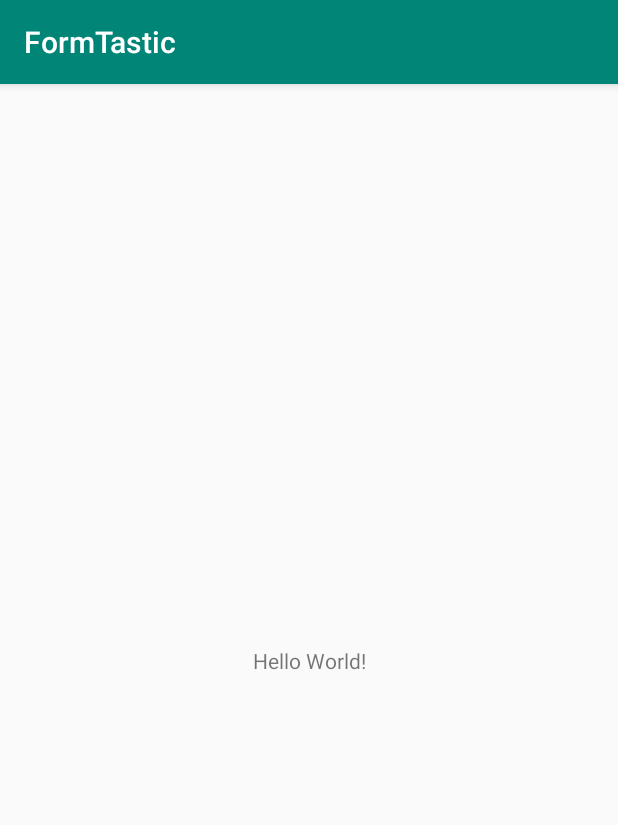
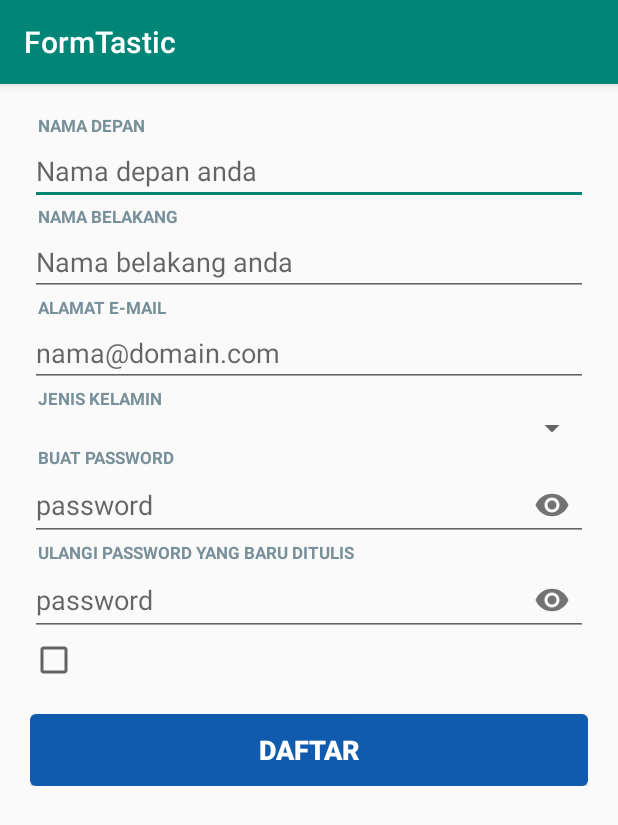
Before and after one commit to jokopriyono/aol_fundroid, an Android app: the screen it shows after launch (MainActivity), on a phone screen of 412 x 824 dp. Shown: the top 825 px of the screen. Run offline under Robolectric (Android 15) with nearby library versions, the phone set to English and light mode, and no system bars.

Commit message:
Membuat layout XML seperti contoh

```diff
--- a/FormTastic/app/build.gradle
+++ b/FormTastic/app/build.gradle
@@ -28,6 +28,8 @@ dependencies {
     implementation 'androidx.appcompat:appcompat:1.1.0-alpha04'
     implementation 'androidx.core:core-ktx:1.1.0-alpha05'
     implementation 'androidx.constraintlayout:constraintlayout:1.1.3'
+    implementation 'com.google.android.material:material:1.1.0-alpha05'
+
     testImplementation 'junit:junit:4.12'
     androidTestImplementation 'androidx.test:runner:1.2.0-alpha04'
     androidTestImplementation 'androidx.test.espresso:espresso-core:3.2.0-alpha04'
--- /dev/null
+++ b/FormTastic/app/src/main/res/drawable/rounded_blue.xml
@@ -0,0 +1,9 @@
+<?xml version="1.0" encoding="utf-8"?>
+<shape xmlns:android="http://schemas.android.com/apk/res/android"
+       android:shape="rectangle">
+    <solid android:color="#105bae"/>
+    <corners android:bottomRightRadius="4dp"
+             android:bottomLeftRadius="4dp"
+             android:topRightRadius="4dp"
+             android:topLeftRadius="4dp"/>
+</shape>
--- /dev/null
+++ b/FormTastic/app/src/main/res/drawable/rounded_blue_2.xml
@@ -0,0 +1,9 @@
+<?xml version="1.0" encoding="utf-8"?>
+<shape xmlns:android="http://schemas.android.com/apk/res/android"
+       android:shape="rectangle">
+    <solid android:color="#2c78cc"/>
+    <corners android:bottomRightRadius="4dp"
+             android:bottomLeftRadius="4dp"
+             android:topRightRadius="4dp"
+             android:topLeftRadius="4dp"/>
+</shape>
--- /dev/null
+++ b/FormTastic/app/src/main/res/drawable/rounded_gray.xml
@@ -0,0 +1,9 @@
+<?xml version="1.0" encoding="utf-8"?>
+<shape xmlns:android="http://schemas.android.com/apk/res/android"
+       android:shape="rectangle">
+    <solid android:color="#bcbdbd"/>
+    <corners android:bottomRightRadius="4dp"
+             android:bottomLeftRadius="4dp"
+             android:topRightRadius="4dp"
+             android:topLeftRadius="4dp"/>
+</shape>
--- /dev/null
+++ b/FormTastic/app/src/main/res/drawable/selector_button.xml
@@ -0,0 +1,6 @@
+<?xml version="1.0" encoding="utf-8"?>
+<selector xmlns:android="http://schemas.android.com/apk/res/android">
+    <item android:drawable="@drawable/rounded_blue_2" android:state_selected="true"/>
+    <item android:drawable="@drawable/rounded_blue_2" android:state_pressed="true"/>
+    <item android:drawable="@drawable/rounded_blue"/>
+</selector>
--- a/FormTastic/app/src/main/res/layout/activity_main.xml
+++ b/FormTastic/app/src/main/res/layout/activity_main.xml
@@ -1,18 +1,128 @@
 <?xml version="1.0" encoding="utf-8"?>
-<androidx.constraintlayout.widget.ConstraintLayout xmlns:android="http://schemas.android.com/apk/res/android"
-                                                   xmlns:app="http://schemas.android.com/apk/res-auto"
-                                                   xmlns:tools="http://schemas.android.com/tools"
-                                                   android:layout_width="match_parent"
-                                                   android:layout_height="match_parent"
-                                                   tools:context=".MainActivity">
+<ScrollView xmlns:android="http://schemas.android.com/apk/res/android"
+            xmlns:tools="http://schemas.android.com/tools"
+            xmlns:app="http://schemas.android.com/apk/res-auto"
+            android:layout_width="match_parent"
+            android:layout_height="match_parent"
+            tools:context=".MainActivity">
 
-    <TextView
-            android:layout_width="wrap_content"
+    <LinearLayout
+            android:layout_width="match_parent"
             android:layout_height="wrap_content"
-            android:text="Hello World!"
-            app:layout_constraintBottom_toBottomOf="parent"
-            app:layout_constraintLeft_toLeftOf="parent"
-            app:layout_constraintRight_toRightOf="parent"
-            app:layout_constraintTop_toTopOf="parent"/>
+            android:gravity="center_vertical"
+            android:orientation="vertical"
+            android:padding="20dp">
 
-</androidx.constraintlayout.widget.ConstraintLayout>
+        <TextView
+                style="@style/FormEdittext"
+                android:text="@string/first_name"/>
+
+        <EditText
+                android:id="@+id/edt_first_name"
+                android:hint="@string/your_first_name"
+                android:inputType="text"
+                android:maxLength="10"
+                android:layout_width="match_parent"
+                android:layout_height="wrap_content"
+                tools:ignore="Autofill"/>
+
+        <TextView
+                style="@style/FormEdittext"
+                android:text="@string/last_name"/>
+
+        <EditText
+                android:id="@+id/edt_last_name"
+                android:hint="@string/your_last_name"
+                android:inputType="text"
+                android:maxLength="20"
+                android:layout_width="match_parent"
+                android:layout_height="wrap_content"
+                tools:ignore="Autofill"/>
+
+        <TextView
+                style="@style/FormEdittext"
+                android:text="@string/email"/>
+
+        <EditText
+                android:id="@+id/edt_email"
+                android:hint="@string/email_hint"
+                android:inputType="textEmailAddress"
+                android:layout_width="match_parent"
+                android:layout_height="wrap_content"
+                tools:ignore="Autofill"/>
+
+        <TextView
+                style="@style/FormEdittext"
+                android:text="@string/gender"/>
+
+        <Spinner
+                android:id="@+id/spinner"
+                android:layout_width="match_parent"
+                android:layout_height="wrap_content"/>
+
+        <TextView
+                style="@style/FormEdittext"
+                android:text="@string/create_password"/>
+
+        <com.google.android.material.textfield.TextInputLayout
+                android:layout_width="match_parent"
+                android:layout_height="wrap_content"
+                app:hintEnabled="false"
+                app:passwordToggleEnabled="true">
+
+            <EditText
+                    android:id="@+id/edt_password"
+                    android:layout_width="match_parent"
+                    android:layout_height="wrap_content"
+                    android:maxLength="10"
+                    android:hint="@string/password"
+                    android:inputType="textPassword" tools:ignore="Autofill"/>
+        </com.google.android.material.textfield.TextInputLayout>
+        <TextView
+                style="@style/FormEdittext"
+                android:text="@string/confirm_password"/>
+
+        <com.google.android.material.textfield.TextInputLayout
+                android:layout_width="match_parent"
+                android:layout_height="wrap_content"
+                app:hintEnabled="false"
+                app:passwordToggleEnabled="true">
+
+            <EditText
+                    android:id="@+id/edt_confirm_password"
+                    android:layout_width="match_parent"
+                    android:layout_height="wrap_content"
+                    android:maxLength="10"
+                    android:hint="@string/password"
+                    android:inputType="textPassword" tools:ignore="Autofill"/>
+        </com.google.android.material.textfield.TextInputLayout>
+
+        <LinearLayout
+                android:orientation="horizontal"
+                android:layout_marginBottom="20dp"
+                android:layout_width="match_parent"
+                android:layout_height="wrap_content">
+
+            <CheckBox
+                    android:layout_width="wrap_content"
+                    android:layout_height="wrap_content"/>
+
+            <TextView
+                    android:id="@+id/txt_agreement"
+                    android:textSize="13sp"
+                    android:layout_width="match_parent"
+                    android:layout_height="match_parent"/>
+
+        </LinearLayout>
+
+        <Button
+                android:text="@string/register"
+                android:textSize="18sp"
+                android:textStyle="bold"
+                android:textAllCaps="true"
+                android:textColor="@android:color/white"
+                android:background="@drawable/selector_button"
+                android:layout_width="match_parent"
+                android:layout_height="wrap_content"/>
+    </LinearLayout>
+</ScrollView>
--- a/FormTastic/app/src/main/res/values/colors.xml
+++ b/FormTastic/app/src/main/res/values/colors.xml
@@ -2,5 +2,5 @@
 <resources>
     <color name="colorPrimary">#008577</color>
     <color name="colorPrimaryDark">#00574B</color>
-    <color name="colorAccent">#D81B60</color>
+    <color name="colorAccent">#008570</color>
 </resources>
--- a/FormTastic/app/src/main/res/values/strings.xml
+++ b/FormTastic/app/src/main/res/values/strings.xml
@@ -1,3 +1,14 @@
 <resources>
     <string name="app_name">FormTastic</string>
+    <string name="first_name">Nama depan</string>
+    <string name="your_first_name">Nama depan anda</string>
+    <string name="last_name">Nama belakang</string>
+    <string name="email_hint">nama@domain.com</string>
+    <string name="email">ALAMAT E-MAIL</string>
+    <string name="your_last_name">Nama belakang anda</string>
+    <string name="gender">JENIS KELAMIN</string>
+    <string name="create_password">BUAT PASSWORD</string>
+    <string name="password">password</string>
+    <string name="confirm_password">ULANGI PASSWORD YANG BARU DITULIS</string>
+    <string name="register">Daftar</string>
 </resources>
--- a/FormTastic/app/src/main/res/values/styles.xml
+++ b/FormTastic/app/src/main/res/values/styles.xml
@@ -8,4 +8,14 @@
         <item name="colorAccent">@color/colorAccent</item>
     </style>
 
+    <style name="FormEdittext" parent="@android:style/Widget.TextView">
+        <item name="android:textColor">#78909a</item>
+        <item name="android:textSize">11sp</item>
+        <item name="android:paddingStart">5dp</item>
+        <item name="android:textStyle">bold</item>
+        <item name="android:layout_height">wrap_content</item>
+        <item name="android:layout_width">wrap_content</item>
+        <item name="android:textAllCaps">true</item>
+    </style>
+
 </resources>
```
